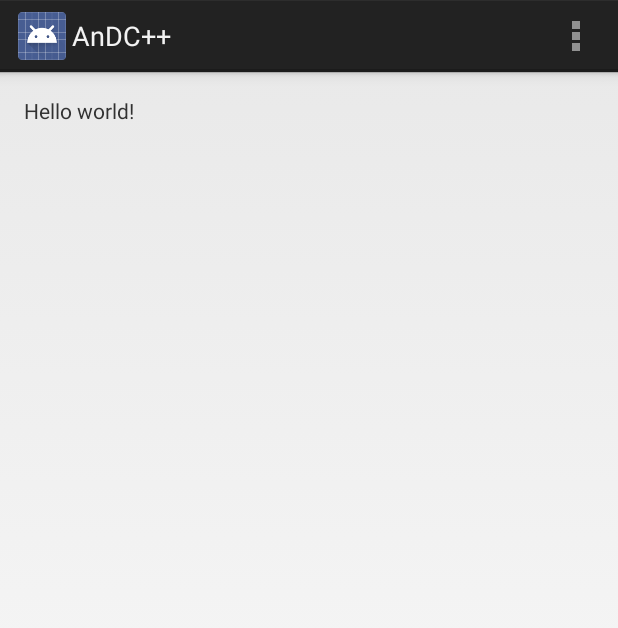
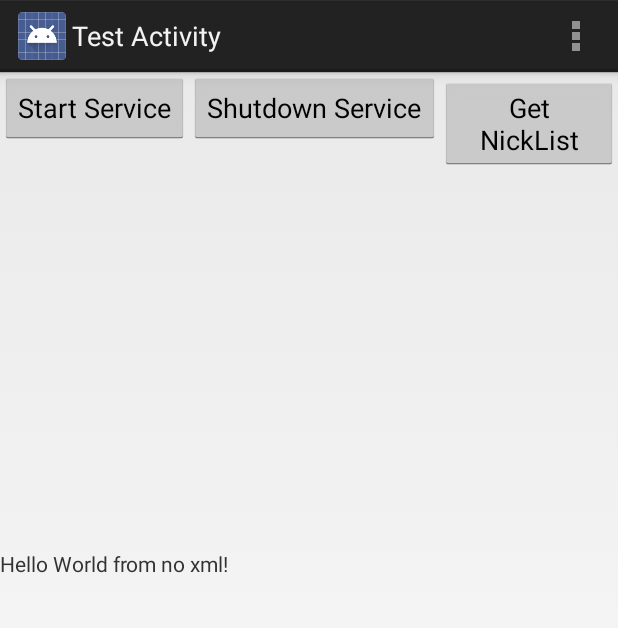
Before and after one commit to jujojujo2003/AnDCpp, an Android app: the screen it shows after launch (ConnectActivity before the commit, TestActivity after it), on a phone screen of 412 x 824 dp. Shown: the top 628 px of the screen. Run offline under Robolectric (Android 15) with nearby library versions, the phone set to English and light mode, and no system bars; 1 statement that could not run was skipped.

Commit message:
Added tester activity to experiment with DCPPService (Delete/Revert this commit later)

```diff
--- a/AnDC/src/main/java/com/phinmadvader/andcpp/ConnectActivity.java
+++ b/AnDC/src/main/java/com/phinmadvader/andcpp/ConnectActivity.java
@@ -10,6 +10,7 @@ public class ConnectActivity extends Activity {
     protected void onCreate(Bundle savedInstanceState) {
         super.onCreate(savedInstanceState);
         setContentView(R.layout.connect_activity);
+        startActivity(new android.content.Intent(this, TestActivity.class));
     }
 
 
--- /dev/null
+++ b/AnDC/src/main/java/com/phinmadvader/andcpp/TestActivity.java
@@ -0,0 +1,173 @@
+package com.phinmadvader.andcpp;
+
+import android.app.Activity;
+import android.content.ComponentName;
+import android.content.Context;
+import android.content.Intent;
+import android.content.ServiceConnection;
+import android.os.Bundle;
+import android.os.Handler;
+import android.os.IBinder;
+import android.view.Menu;
+import android.view.View;
+import android.widget.Button;
+import android.widget.LinearLayout;
+import android.widget.ScrollView;
+import android.widget.TextView;
+
+import com.phinmadvader.andcpp.DCPPService.LocalBinder;
+import com.phinvader.libjdcpp.DCCommand;
+import com.phinvader.libjdcpp.DCMessage;
+import com.phinvader.libjdcpp.DCUser;
+
+import java.util.ArrayList;
+import java.util.Collections;
+
+public class TestActivity extends Activity {
+    private Handler mHandler = new Handler();
+    private DCPPService mService;
+    private boolean mBound = false;
+    private ServiceConnection mConnection = new ServiceConnection() {
+        @Override
+        public void onServiceConnected(ComponentName name, IBinder service) {
+            LocalBinder binder = (LocalBinder) service;
+            mService = binder.getService();
+            mBound = true;
+        }
+
+        @Override
+        public void onServiceDisconnected(ComponentName name) {
+            mBound = false;
+            finish();
+        }
+    };
+    private LinearLayout l2;
+    private TextView tv;
+
+    @Override
+    protected void onCreate(Bundle savedInstanceState) {
+        super.onCreate(savedInstanceState);
+        LinearLayout l = new LinearLayout(this);
+        Button start_service = new Button(this);
+        start_service.setText("Start Service");
+        start_service.setOnClickListener(new View.OnClickListener() {
+            @Override
+            public void onClick(View v) {
+                Intent intent = new Intent(TestActivity.this, DCPPService.class);
+                intent.putExtra("nick", "n7libjdcpp");
+                intent.putExtra("ip", "10.2.16.126");
+                startService(intent);
+            }
+        });
+        l.addView(start_service);
+        Button shutdown = new Button(this);
+        shutdown.setText("Shutdown Service");
+        shutdown.setOnClickListener(new View.OnClickListener() {
+            @Override
+            public void onClick(View v) {
+                mService.shutdown();
+            }
+        });
+        l.addView(shutdown);
+        Button get_list = new Button(this);
+        get_list.setText("Get NickList");
+        get_list.setOnClickListener(new View.OnClickListener() {
+            @Override
+            public void onClick(View v) {
+                if (mService != null && mService.get_status() == DCPPService.DCClientStatus.CONNECTED) {
+                    String s = "";
+                    ArrayList<String> a = new ArrayList<String>();
+                    for (DCUser user : mService.get_nick_list()) {
+                        a.add(user.nick + (user.active ? "(A)" : "(P)") + ",");
+                    }
+                    Collections.sort(a);
+                    for (String u : a) {
+                        s += u;
+                    }
+                    tv.setText(s);
+                } else {
+                    tv.setText("No Service");
+                }
+            }
+        });
+        l.addView(get_list);
+        Button get_status = new Button(this);
+        get_status.setText("Get STatus");
+        get_status.setOnClickListener(new View.OnClickListener() {
+            @Override
+            public void onClick(View v) {
+                if (mBound) {
+                    tv.setText(mService.get_status().toString());
+                } else {
+                    tv.setText("No bound");
+                }
+            }
+        });
+        l.addView(get_status);
+        Button start_listener = new Button(this);
+        start_listener.setText("Start Handlers");
+        start_listener.setOnClickListener(new View.OnClickListener() {
+            @Override
+            public void onClick(View v) {
+                Button b = (Button) v;
+                if (b.getText().toString().equals("Start Handlers")) {
+                    DCCommand my_handler = new DCCommand() {
+                        @Override
+                        public void onCommand(final DCMessage dcMessage) {
+                            mHandler.post(
+                                    new Runnable() {
+                                        @Override
+                                        public void run() {
+                                            tv.append("\n" + dcMessage.toString());
+                                        }
+                                    });
+                        }
+                    };
+                    mService.setBoard_message_handler(my_handler);
+                    mService.setUser_handler(my_handler);
+                    mService.setSearch_handler(my_handler);
+                    b.setText("Stop Handlers");
+                } else {
+                    mService.setBoard_message_handler(null);
+                    mService.setUser_handler(null);
+                    mService.setSearch_handler(null);
+                    b.setText("Start Handlers");
+                }
+            }
+        });
+        l.addView(start_listener);
+        l2 = new LinearLayout(this);
+        l2.setOrientation(LinearLayout.VERTICAL);
+        tv = new TextView(this);
+        tv.setText("Hello World from no xml!");
+        l2.addView(l);
+        ScrollView sv = new ScrollView(this);
+        sv.addView(tv);
+        l2.addView(sv);
+        setContentView(l2);
+        //setContentView(R.layout.connect_activity);
+    }
+
+
+    @Override
+    public boolean onCreateOptionsMenu(Menu menu) {
+        // Inflate the menu; this adds items to the action bar if it is present.
+        getMenuInflater().inflate(R.menu.connect, menu);
+        return true;
+    }
+
+    @Override
+    protected void onPause() {
+        super.onPause();
+        if (mBound) {
+            unbindService(mConnection);
+            mBound = false;
+        }
+    }
+
+    @Override
+    protected void onResume() {
+        super.onResume();
+        bindService(new Intent(this, DCPPService.class), mConnection, Context.BIND_AUTO_CREATE);
+    }
+}
```
Also changed, not shown: AnDC/src/main/AndroidManifest.xml (+6 -1 lines).
